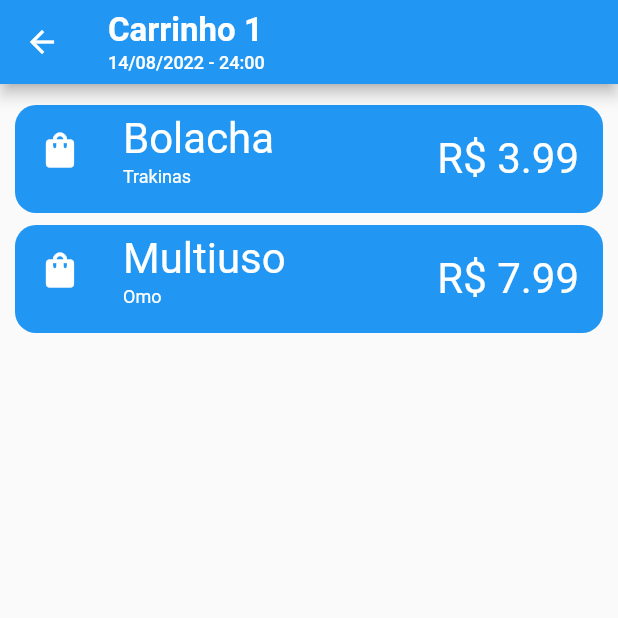
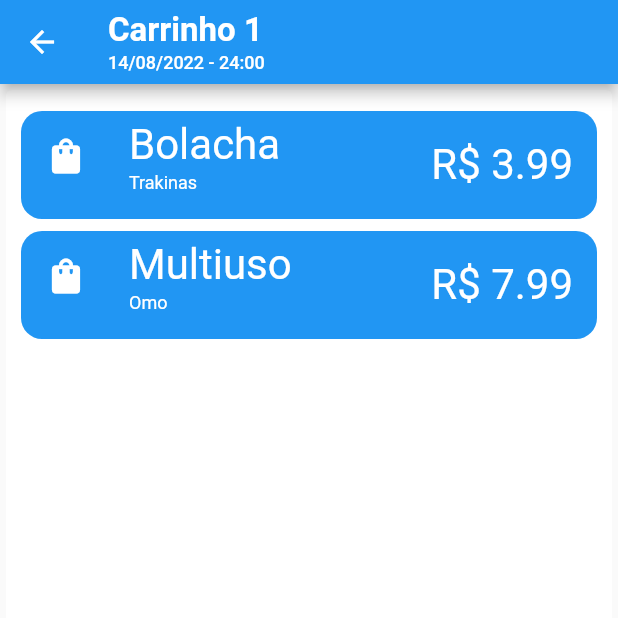
Before and after one commit to Canudo319/shopping-list-app, a Flutter app: the screen it shows after launch, after a tap on "Carrinho 1", on a phone screen of 412 x 824 dp, the top half of it. Run offline on Flutter 3.47's test engine with Material 2 defaults, Android fonts, the phone set to English and light mode, and no system bars; our stand-ins replace shared_preferences.

Commit message:
listviews encapsulados dentro de cards

```diff
--- a/lib/models/shopping_cart_model.dart
+++ b/lib/models/shopping_cart_model.dart
@@ -6,17 +6,21 @@ class ShoppingCartModel {
   final int id;
   String name;
   DateTime date;
-  List<ShoppingItemModel>? itens;
+  List<ShoppingItemModel> itens;
 
   ShoppingCartModel({
     required this.id,
     required this.name,
     required this.date,
-    this.itens,
+    required this.itens,
   });
 
-  void setName(String name) {
-    this.name = name;
+  double getTotalCart() {
+    double total = 0.0;
+    for (var shoppingItem in itens) {
+      total = total + shoppingItem.price;
+    }
+    return total;
   }
 
   String getFormatedDate() {
--- a/lib/ui/cart_inspection_menu/view/cart_inspection.dart
+++ b/lib/ui/cart_inspection_menu/view/cart_inspection.dart
@@ -51,9 +51,18 @@ class _CartInspectionState extends State<CartInspection> {
           ],
         ),
       ),
-      body: ListView(
-        padding: const EdgeInsets.all(10),
-        children: [..._extract(widget.cart.itens ?? [])],
+      body: Column(
+        children: [
+          Expanded(
+            child: Card(
+              elevation: 0,
+              child: ListView(
+                padding: const EdgeInsets.all(10),
+                children: [..._extract(widget.cart.itens)],
+              ),
+            ),
+          ),
+        ],
       ),
     );
   }
--- a/lib/ui/main_menu/view/shopping_carts_menu.dart
+++ b/lib/ui/main_menu/view/shopping_carts_menu.dart
@@ -63,7 +63,7 @@ class ShoppingCartsMenu extends StatelessWidget {
             type: "Limpeza",
           ),
         ],
-      )
+      ),
     ];
 
     return Scaffold(
@@ -89,9 +89,24 @@ class ShoppingCartsMenu extends StatelessWidget {
           )
         ],
       ),
-      body: ListView(
+      body: Container(
         padding: const EdgeInsets.all(10),
-        children: [..._extract(shoppingCarts)],
+        child: Column(
+          children: [
+            Expanded(
+              child: Card(
+                elevation: 0,
+                child: ListView(
+                  children: [..._extract(shoppingCarts)],
+                ),
+              ),
+            ),
+            ElevatedButton(
+              onPressed: () {},
+              child: const Text("data"),
+            )
+          ],
+        ),
       ),
     );
   }
--- a/lib/ui/main_menu/widgets/shopping_cart_list_tile.dart
+++ b/lib/ui/main_menu/widgets/shopping_cart_list_tile.dart
@@ -17,7 +17,7 @@ class _ShoppingCartListTileState extends State<ShoppingCartListTile> {
   Widget build(BuildContext context) {
     void _setCartName(String newName) {
       setState(() {
-        widget.cart.setName(newName);
+        widget.cart.name = newName;
       });
     }
 
@@ -33,6 +33,7 @@ class _ShoppingCartListTileState extends State<ShoppingCartListTile> {
         newScreen: CartInspection(widget.cart, _setCartName),
         title: widget.cart.name,
         subtitle: widget.cart.getFormatedDate(),
+        trailing: "Total R\$ ${widget.cart.getTotalCart()}",
         icone: icone,
       ),
     );
```
